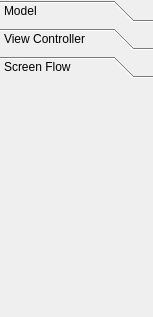
Before: the Qt Designer form Widgets/palletewidget.ui in c-ice/Bakalarka_MVC_MDA, drawn with Qt 5.
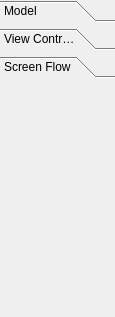
After: the same form once the commit is applied. The open tabs and pages were chosen to show the change.

Commit message: pridane StateBox neskor pouzijem lebo resizovatelny ... upravy inde pridany do mainwindow palletewidget setup toolboxu normalne to celkom funguje :D

What changed in the file:
```diff
--- a/Widgets/palletewidget.ui
+++ b/Widgets/palletewidget.ui
@@ -6,14 +6,14 @@
    <rect>
     <x>0</x>
     <y>0</y>
-    <width>153</width>
+    <width>115</width>
     <height>317</height>
    </rect>
   </property>
   <property name="minimumSize">
    <size>
-    <width>153</width>
-    <height>190</height>
+    <width>100</width>
+    <height>317</height>
    </size>
   </property>
   <property name="windowTitle">
@@ -51,6 +51,14 @@
        </attribute>
       </widget>
       <widget class="QWidget" name="screenFlowPage">
+       <property name="geometry">
+        <rect>
+         <x>0</x>
+         <y>0</y>
+         <width>115</width>
+         <height>214</height>
+        </rect>
+       </property>
        <attribute name="label">
         <string>Screen Flow</string>
        </attribute>
```
Left out of the diff: 12 changed lines with no effect on the pictures. The commit also changes 10 other files.
